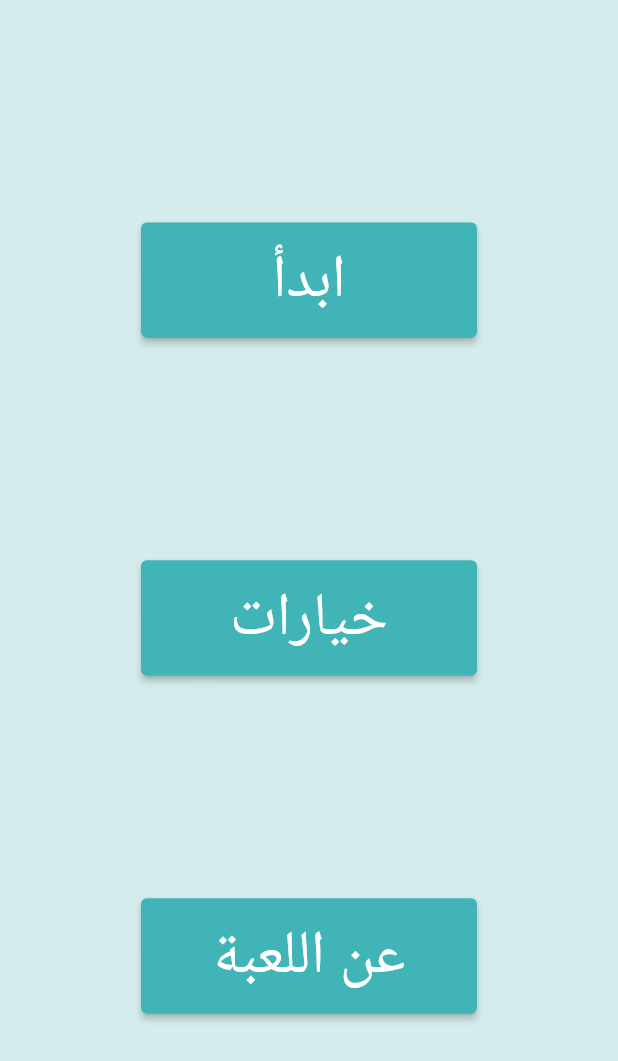
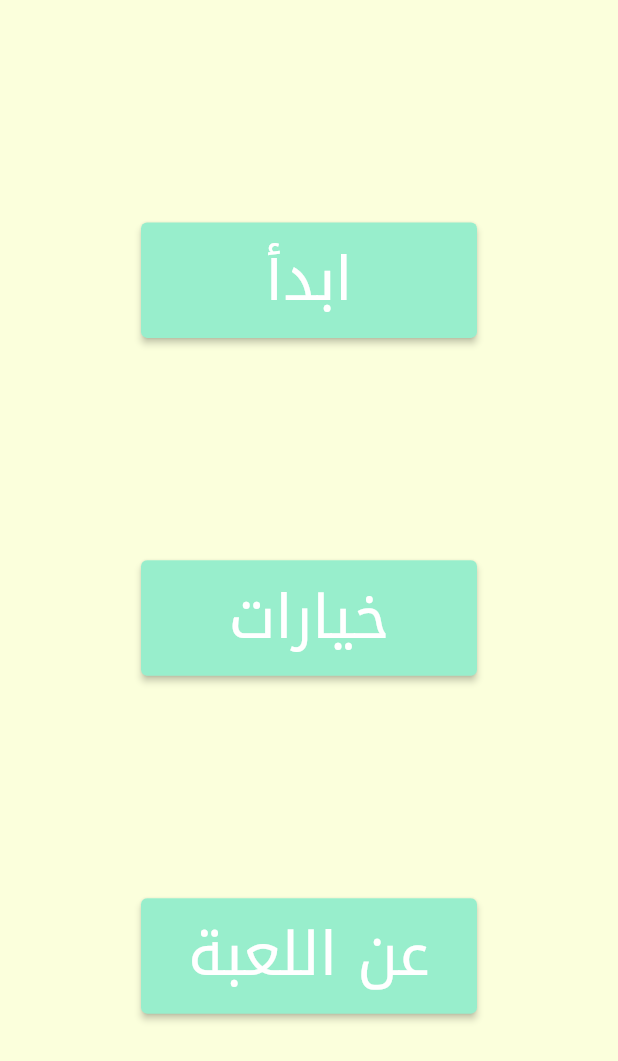
Before and after one commit to ama47/ArabicLearningGame, a Flutter app: the screen it shows after launch, on a phone screen of 412 x 824 dp. Shown: the top 1061 px of the screen. Run offline on Flutter 3.47's test engine with Material 2 defaults, Android fonts, the light colour scheme and no system bars; our stand-ins replace shared_preferences, sqflite; accounts and stored records are empty; Roboto replaces fonts that are missing (Notokufi); statements that could not run were skipped.

Commit message:
add major changes

```diff
--- /dev/null
+++ b/lib/classes/constants.dart
@@ -0,0 +1,43 @@
+import 'package:flutter/material.dart';
+
+const Color MAIN_COLOR = Color(0xFF2FB6C9);
+const Color SECOND_COLOR = Color(0xFF98EECC);
+const Color THIRD_COLOR = Color(0xFFB2EB97);
+const Color FORTH_COLOR = Color(0xFFFBFFDC);
+const TEXT_COLOR = Colors.white;
+
+const MaterialColor primary = MaterialColor(_primaryPrimaryValue, <int, Color>{
+  50: Color(0xFFEFFBFD),
+  100: Color(0xFFD7F6FA),
+  200: Color(0xFFBCF0F7),
+  300: Color(0xFFA1E9F3),
+  400: Color(0xFF8DE5F1),
+  500: Color(_primaryPrimaryValue),
+  600: Color(0xFF71DCEC),
+  700: Color(0xFF66D8E9),
+  800: Color(0xFF5CD3E7),
+  900: Color(0xFF49CBE2),
+});
+const int _primaryPrimaryValue = 0xFF79E0EE;
+
+const MaterialColor primaryAccent =
+    MaterialColor(_primaryAccentValue, <int, Color>{
+  100: Color(0xFFFFFFFF),
+  200: Color(_primaryAccentValue),
+  400: Color(0xFFD4F8FF),
+  700: Color(0xFFBAF4FF),
+});
+const int _primaryAccentValue = 0xFFFFFFFF;
+const MaterialColor font = MaterialColor(_fontPrimaryValue, <int, Color>{
+  50: Color(0xFFFFFFFB),
+  100: Color(0xFFFEFFF5),
+  200: Color(0xFFFDFFEE),
+  300: Color(0xFFFCFFE7),
+  400: Color(0xFFFCFFE1),
+  500: Color(_fontPrimaryValue),
+  600: Color(0xFFFAFFD8),
+  700: Color(0xFFFAFFD3),
+  800: Color(0xFFF9FFCE),
+  900: Color(0xFFF8FFC5),
+});
+const int _fontPrimaryValue = 0xFFFBFFDC;
--- a/lib/main.dart
+++ b/lib/main.dart
@@ -18,4 +18,7 @@ void setInitialWorldValue() async {
   if (!prefs.containsKey('worldCount')) {
     await prefs.setInt('worldCount', 110);
   }
+  if (!prefs.containsKey('cyberCount')) {
+    await prefs.setInt('cyberCount', -1);
+  }
 }
--- a/lib/views/main_menu_view.dart
+++ b/lib/views/main_menu_view.dart
@@ -1,8 +1,8 @@
 import 'package:arabic_learning_game/views/worlds_view.dart';
 import 'package:flutter/material.dart';
 import 'package:arabic_learning_game/views/settings_dialog.dart';
-import 'package:sqflite/sqflite.dart';
 import 'package:arabic_learning_game/main.dart';
+import 'package:arabic_learning_game/classes/constants.dart' as Constants;
 
 class MyApp extends StatelessWidget {
   const MyApp({super.key});
@@ -13,9 +13,14 @@ class MyApp extends StatelessWidget {
     return MaterialApp(
       title: 'Flutter Demo',
       theme: ThemeData(
-        // This is the theme of your application.
-
-        primarySwatch: Colors.blue,
+        fontFamily: 'NotoKufi',
+        primarySwatch: Constants.primary,
+        scaffoldBackgroundColor: Constants.FORTH_COLOR,
+        dialogBackgroundColor: Constants.THIRD_COLOR,
+        textTheme: Theme.of(context).textTheme.apply(
+            bodyColor: Colors.black87,
+            displayColor: Colors.black87,
+            fontFamily: 'NotoKufi'),
       ),
       home: const MyHomePage(title: 'Flutter Demo Home Page'),
     );
@@ -44,8 +49,8 @@ class _MyHomePageState extends State<MyHomePage> {
   @override
   Widget build(BuildContext context) {
     final ButtonStyle buttonStyle = ElevatedButton.styleFrom(
-        backgroundColor: Color(0xFF40B4B7),
-        textStyle: const TextStyle(fontSize: 40),
+        backgroundColor: Constants.SECOND_COLOR,
+        textStyle: const TextStyle(fontSize: 40, color: Constants.FORTH_COLOR),
         fixedSize: Size(224, 77));
     void _openSettingsDialog() {
       Navigator.of(context).push(MaterialPageRoute<Null>(
@@ -55,34 +60,11 @@ class _MyHomePageState extends State<MyHomePage> {
           fullscreenDialog: true));
     }
 
-    // This method is rerun every time setState is called, for instance as done
-    // by the _incrementCounter method above.
-    //
-    // The Flutter framework has been optimized to make rerunning build methods
-    // fast, so that you can just rebuild anything that needs updating rather
-    // than having to individually change instances of widgets.
     return Scaffold(
-      backgroundColor: Color(0xFFD4ECEC),
       body: SafeArea(
         child: Center(
-          // Center is a layout widget. It takes a single child and positions it
-          // in the middle of the parent.
           child: Container(
             child: Column(
-              // Column is also a layout widget. It takes a list of children and
-              // arranges them vertically. By default, it sizes itself to fit its
-              // children horizontally, and tries to be as tall as its parent.
-              //
-              // Invoke "debug painting" (press "p" in the console, choose the
-              // "Toggle Debug Paint" action from the Flutter Inspector in Android
-              // Studio, or the "Toggle Debug Paint" command in Visual Studio Code)
-              // to see the wireframe for each widget.
-              //
-              // Column has various properties to control how it sizes itself and
-              // how it positions its children. Here we use mainAxisAlignment to
-              // center the children vertically; the main axis here is the vertical
-              // axis because Columns are vertical (the cross axis would be
-              // horizontal).
               mainAxisAlignment: MainAxisAlignment.spaceEvenly,
               children: <Widget>[
                 Flexible(
@@ -96,7 +78,11 @@ class _MyHomePageState extends State<MyHomePage> {
                           MaterialPageRoute(
                               builder: (context) => const WorldsView()));
                     },
-                    child: const Text('ابدأ'),
+                    child: const Text(
+                      'ابدأ',
+                      style: TextStyle(
+                          color: Constants.TEXT_COLOR, fontFamily: 'Notokufi'),
+                    ),
                   ),
                 ),
                 Flexible(
@@ -106,7 +92,11 @@ class _MyHomePageState extends State<MyHomePage> {
                     onPressed: () {
                       _openSettingsDialog();
                     },
-                    child: const Text('خيارات'),
+                    child: const Text(
+                      'خيارات',
+                      style: TextStyle(
+                          color: Constants.TEXT_COLOR, fontFamily: 'Notokufi'),
+                    ),
                   ),
                 ),
                 Flexible(
@@ -114,7 +104,11 @@ class _MyHomePageState extends State<MyHomePage> {
                   child: ElevatedButton(
                     style: buttonStyle,
                     onPressed: () {},
-                    child: const Text('عن اللعبة'),
+                    child: const Text(
+                      'عن اللعبة',
+                      style: TextStyle(
+                          color: Constants.TEXT_COLOR, fontFamily: 'Notokufi'),
+                    ),
                   ),
                 ),
               ],
--- a/lib/views/settings_dialog.dart
+++ b/lib/views/settings_dialog.dart
@@ -11,6 +11,7 @@ class SettingsDialogState extends State<SettingsDialog> {
   void resetGame() async {
     final prefs = await SharedPreferences.getInstance();
     prefs.setInt('worldCount', 110);
+    prefs.setInt('cyberCount', -1);
   }
 
   @override
--- a/pubspec.yaml
+++ b/pubspec.yaml
@@ -69,6 +69,10 @@ flutter:
 
   #   - images/a_dot_burr.jpeg
   #   - images/a_dot_ham.jpeg
+  fonts:
+    - family: NotoKufi
+      fonts:
+        - asset: assets/fonts/NotoKufiArabic-Regular.ttf
 
   # An image asset can refer to one or more resolution-specific "variants", see
   # https://flutter.dev/assets-and-images/#resolution-aware
```
Also changed, not shown: lib/db_servieces.dart (+1 -13 lines), lib/views/level_view.dart (+71 -12 lines), lib/views/worlds_view.dart (+22 -10 lines), assets/fonts/NotoKufiArabic-Black.ttf (added), assets/fonts/NotoKufiArabic-Bold.ttf (added), assets/fonts/NotoKufiArabic-ExtraBold.ttf (added), assets/fonts/NotoKufiArabic-ExtraLight.ttf (added), assets/fonts/NotoKufiArabic-Light.ttf (added), assets/fonts/NotoKufiArabic-Medium.ttf (added), assets/fonts/NotoKufiArabic-Regular.ttf (added), assets/fonts/NotoKufiArabic-SemiBold.ttf (added), assets/fonts/NotoKufiArabic-Thin.ttf (added), assets/fonts/NotoKufiArabic-VariableFont_wght.ttf (added).
